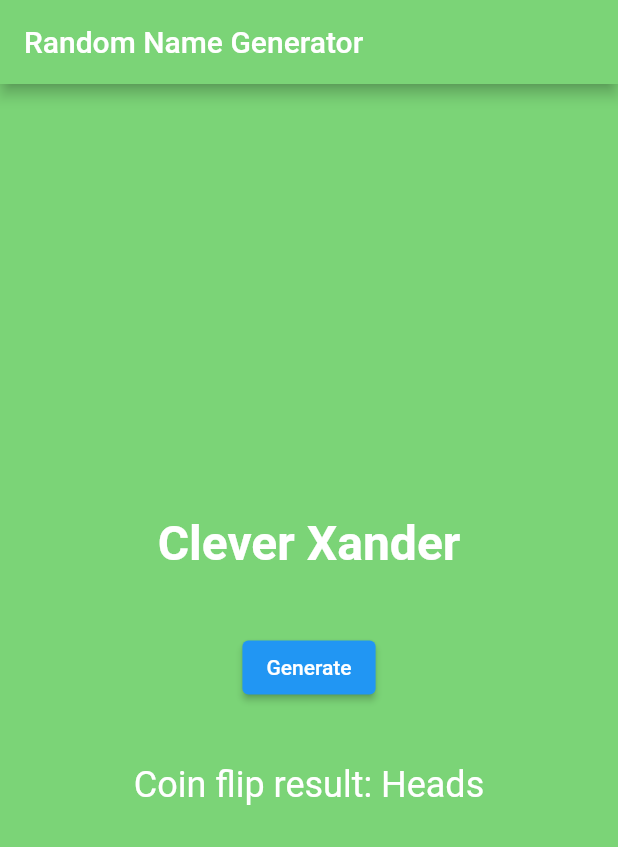
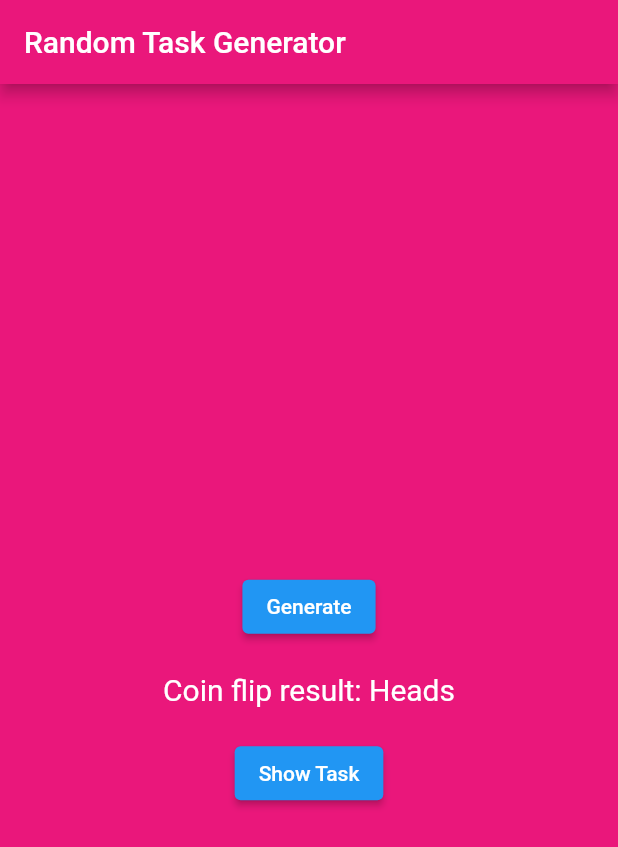
Before and after one commit to wolverinex24/TruthandDare, a Flutter app: the screen it shows after launch, after a tap on "Generate", on a phone screen of 412 x 824 dp. Shown: the top 847 px of the screen. Run offline on Flutter 3.47's test engine with Material 2 defaults, Android fonts, the phone set to English and light mode, and no system bars.

Commit message:
dare added

```diff
--- a/lib/main.dart
+++ b/lib/main.dart
@@ -2,97 +2,79 @@ import 'dart:math';
 import 'package:flutter/material.dart';
 
 void main() {
-  runApp(RandomNameGenerator());
+  runApp(RandomTaskGenerator());
 }
 
-class RandomNameGenerator extends StatefulWidget {
+class RandomTaskGenerator extends StatefulWidget {
   @override
-  _RandomNameGeneratorState createState() => _RandomNameGeneratorState();
+  _RandomTaskGeneratorState createState() => _RandomTaskGeneratorState();
 }
 
-class _RandomNameGeneratorState extends State<RandomNameGenerator> {
+class _RandomTaskGeneratorState extends State<RandomTaskGenerator> {
   final Random _random = Random();
-  final List<String> _adjectives = [
-    'Adventurous',
-    'Brave',
-    'Clever',
-    'Energetic',
-    'Friendly',
-    'Happy',
-    'Intelligent',
-    'Joyful',
-    'Kind',
-    'Lively',
-    'Nimble',
-    'Optimistic',
-    'Pleasant',
-    'Quick',
-    'Reliable',
-    'Strong',
-    'Trustworthy',
-    'Vibrant',
-    'Witty',
-    'Zealous',
-  ];
-  final List<String> _nouns = [
-    'Alice',
-    'Bob',
-    'Charlie',
-    'David',
-    'Emily',
-    'Frank',
-    'Grace',
-    'Henry',
-    'Isabel',
-    'Jack',
-    'Katherine',
-    'Liam',
-    'Maggie',
-    'Nathan',
-    'Olivia',
-    'Peter',
-    'Quinn',
-    'Rachel',
-    'Sarah',
-    'Thomas',
-    'Uma',
-    'Victoria',
-    'William',
-    'Xander',
-    'Yasmine',
-    'Zoe',
+  final List<String> _tasks = [
+    'Do 10 jumping jacks',
+    'Sing a song in a funny voice',
+    'Text your crush and say hello',
+    'Speak with a foreign accent for the next 5 minutes',
+    'Eat a tablespoon of hot sauce',
+    'Do a silly dance',
+    'Make a prank call to a friend',
+    'Do a handstand',
+    'Wear your shirt inside out',
+    'Try to balance a spoon on your nose for 10 seconds',
+    'Go outside and shout "I love ice cream" at the top of your lungs',
+    'Do a cartwheel',
+    'Tell a joke',
+    'Take a selfie with a funny face',
+    'Do the robot dance',
+    'Put on a blindfold and draw a picture',
+    'Sing a nursery rhyme in a deep voice',
+    'Speak in slow motion for the next 5 minutes',
+    'Stand on one foot for as long as you can',
+    'Go to the nearest store and buy a candy bar using only pennies',
+    'Do 5 push-ups',
+    'Do a plank for 30 seconds',
+    'Do a roundoff',
+    'Wear your clothes backwards for the rest of the day',
+    'Tell a funny story about yourself',
   ];
   Color _generatedColor = Colors.black;
-  String _generatedName = '';
-  String _coinFlipResult = '';
+  String? _generatedTask;
+  bool _coinResult = false;
+  bool _showTask = false;
 
   @override
   void initState() {
     super.initState();
-    _generateNameAndColor();
+    _generateTaskAndColor();
   }
 
-  void _generateNameAndColor() {
-    String adjective = _adjectives[_random.nextInt(_adjectives.length)];
-    String noun = _nouns[_random.nextInt(_nouns.length)];
+  void _generateTaskAndColor() {
+    String task = _tasks[_random.nextInt(_tasks.length)];
     Color color = Color.fromRGBO(
         _random.nextInt(256), _random.nextInt(256), _random.nextInt(256), 1);
-    String coinFlipResult = _random.nextBool() ? 'Heads' : 'Tails';
     setState(() {
-      _generatedName = '$adjective $noun';
+      _generatedTask = task;
       _generatedColor = color;
-      _coinFlipResult = coinFlipResult;
+      _coinResult = _random.nextBool();
+    });
+  }
+
+  void _toggleShowTask() {
+    setState(() {
+      _showTask = !_showTask;
     });
   }
 
   @override
   Widget build(BuildContext context) {
     return MaterialApp(
-      title: 'Random Name Generator',
+      title: 'Random Task Generator',
       debugShowCheckedModeBanner: false,
       home: Scaffold(
         appBar: AppBar(
-          title: Text('Random Name Generator'),
+          title: Text('Random Task Generator'),
           backgroundColor: _generatedColor,
         ),
         body: Container(
@@ -101,8 +83,10 @@ class _RandomNameGeneratorState extends State<RandomNameGenerator> {
             child: Column(
               mainAxisAlignment: MainAxisAlignment.center,
               children: [
+                if (_showTask)
                   Text(
-                  _generatedName,
+                    _generatedTask!,
+                    textAlign: TextAlign.center,
                     style: TextStyle(
                         fontSize: 32,
                         fontWeight: FontWeight.bold,
@@ -110,13 +94,28 @@ class _RandomNameGeneratorState extends State<RandomNameGenerator> {
                   ),
                 SizedBox(height: 40),
                 ElevatedButton(
-                  onPressed: _generateNameAndColor,
+                  onPressed: () {
+                    setState(() {
+                      _generateTaskAndColor();
+                      _showTask = false;
+                    });
+                  },
                   child: Text('Generate'),
                 ),
-                SizedBox(height: 40),
+                SizedBox(height: 20),
                 Text(
-                  'Coin flip result: $_coinFlipResult',
-                  style: TextStyle(fontSize: 24, color: Colors.white),
+                  'Coin flip result: ${_coinResult ? "Heads" : "Tails"}',
+                  style: TextStyle(fontSize: 20, color: Colors.white),
+                ),
+                SizedBox(height: 20),
+                ElevatedButton(
+                  onPressed: () {
+                    setState(() {
+                      _generateTaskAndColor();
+                      _showTask = true;
+                    });
+                  },
+                  child: Text('Show Task'),
                 ),
               ],
             ),
```
Lines whose indentation alone changed are shown as unchanged.
